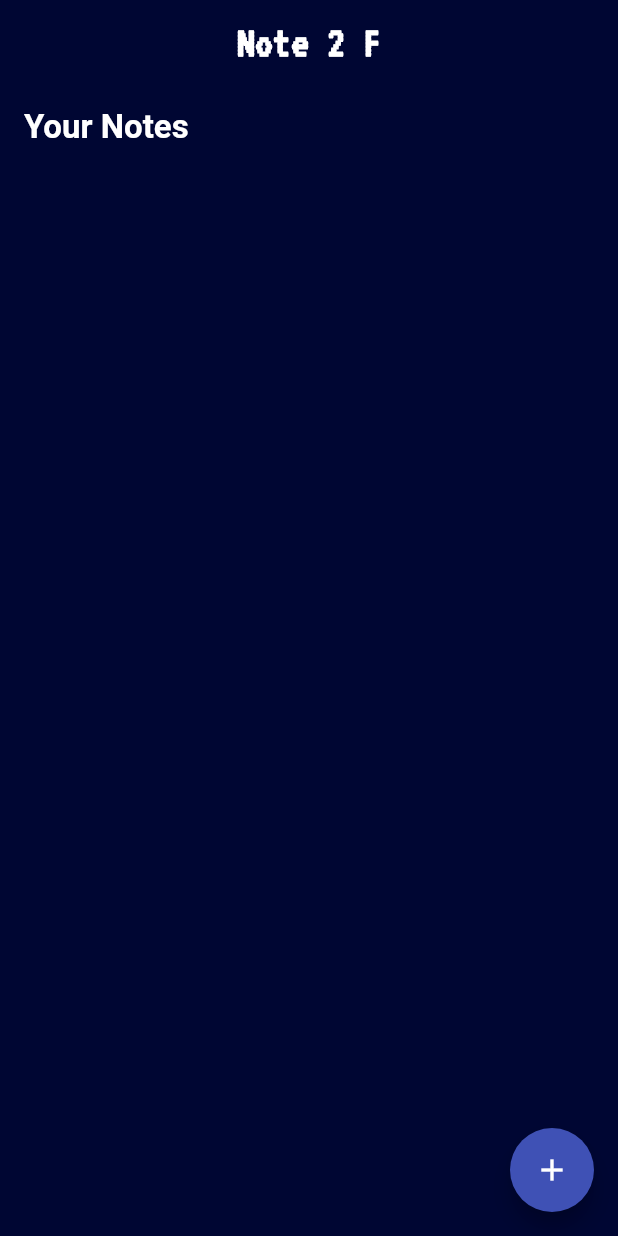
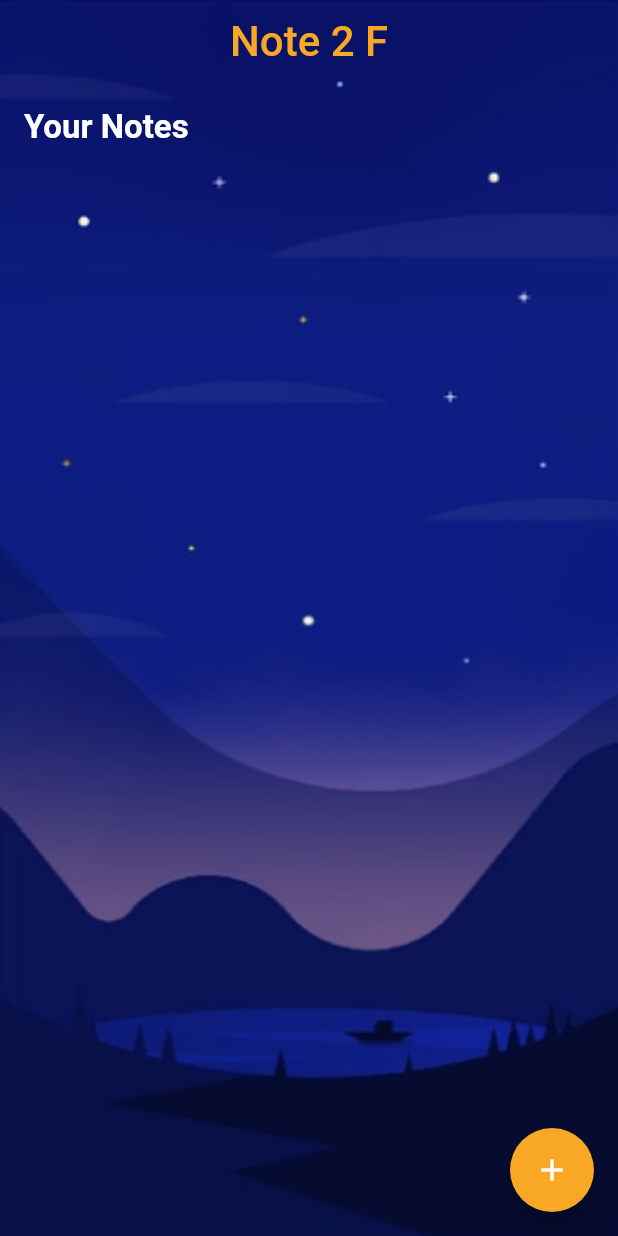
Before and after one commit to amilog/Note-App, a Flutter app: the screen it shows after launch, on a phone screen of 412 x 824 dp. Run offline on Flutter 3.47's test engine with Material 2 defaults, Android fonts, the light colour scheme and no system bars; our stand-ins replace cloud_firestore, firebase_core, google_fonts, jiffy; accounts and stored records are empty; Roboto replaces fonts that are missing (RubikVinly); project files that could hold a hidden picture were left out.

Commit message:
background image added

```diff
--- a/lib/screens/homepage.dart
+++ b/lib/screens/homepage.dart
@@ -3,7 +3,7 @@ import 'package:flutter/material.dart';
 import 'package:google_fonts/google_fonts.dart';
 import 'package:note2f/screens/note_editor.dart';
 import 'package:note2f/screens/note_reader.dart';
-import 'package:note2f/style/app_style.dart';
+import 'package:flutter_staggered_grid_view/flutter_staggered_grid_view.dart';
 import 'package:note2f/widget/note_card.dart';
 
 class HomePage extends StatefulWidget {
@@ -16,13 +16,37 @@ class HomePage extends StatefulWidget {
 class _HomePageState extends State<HomePage> {
   @override
   Widget build(BuildContext context) {
-    return Scaffold(
-      backgroundColor: AppStyle.mainColor,
+    return /*Container(
+      decoration: const BoxDecoration(
+          gradient: LinearGradient(begin: Alignment.topRight, end: Alignment.bottomRight, colors: [
+        Color.fromARGB(255, 4, 11, 88),
+        Color.fromARGB(255, 104, 5, 99),
+        Color.fromARGB(255, 79, 4, 46),
+        Color.fromARGB(255, 102, 13, 6),
+        Color.fromARGB(255, 113, 85, 28),
+        Color.fromARGB(255, 132, 121, 18),
+        Color.fromARGB(255, 5, 153, 173)
+      ])),
+      child:*/
+
+        Stack(
+      children: <Widget>[
+        Image.asset(
+          "assets/backgraund.png",
+          height: MediaQuery.of(context).size.height,
+          width: MediaQuery.of(context).size.width,
+          fit: BoxFit.fill,
+        ),
+        Scaffold(
+          backgroundColor: Colors.transparent,
           appBar: AppBar(
             elevation: 0,
-        title:  Text('Note 2 F',style: GoogleFonts.vt323(fontWeight: FontWeight.bold , fontSize: 30),),
+            title: Text(
+              'Note 2 F',
+              style: TextStyle(fontFamily: 'RubikVinly', fontSize: 28, color: Colors.yellow[800]),
+            ),
             centerTitle: true,
-        backgroundColor: AppStyle.mainColor,
+            backgroundColor: Colors.transparent,
           ),
           body: Padding(
             padding: const EdgeInsets.all(16),
@@ -76,7 +100,10 @@ class _HomePageState extends State<HomePage> {
               Navigator.push(context, MaterialPageRoute(builder: (context) => NoteEditorScreen()));
             },
             child: Icon(Icons.add),
+            backgroundColor: Colors.yellow[800],
           ),
+        ),
+      ],
     );
   }
 }
```
Also changed, not shown: pubspec.yaml (+7 -6 lines), assets/backgraund.png (added), fonts/RubikVinyl-Regular.ttf (added). Lines whose indentation alone changed are shown as unchanged.
